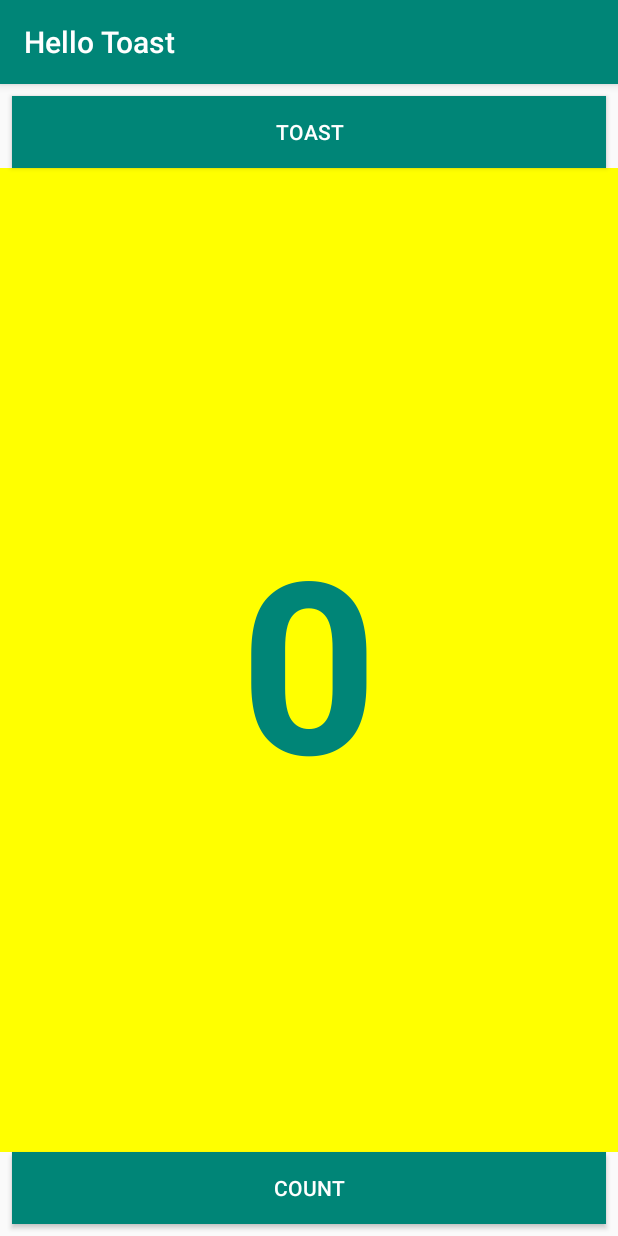
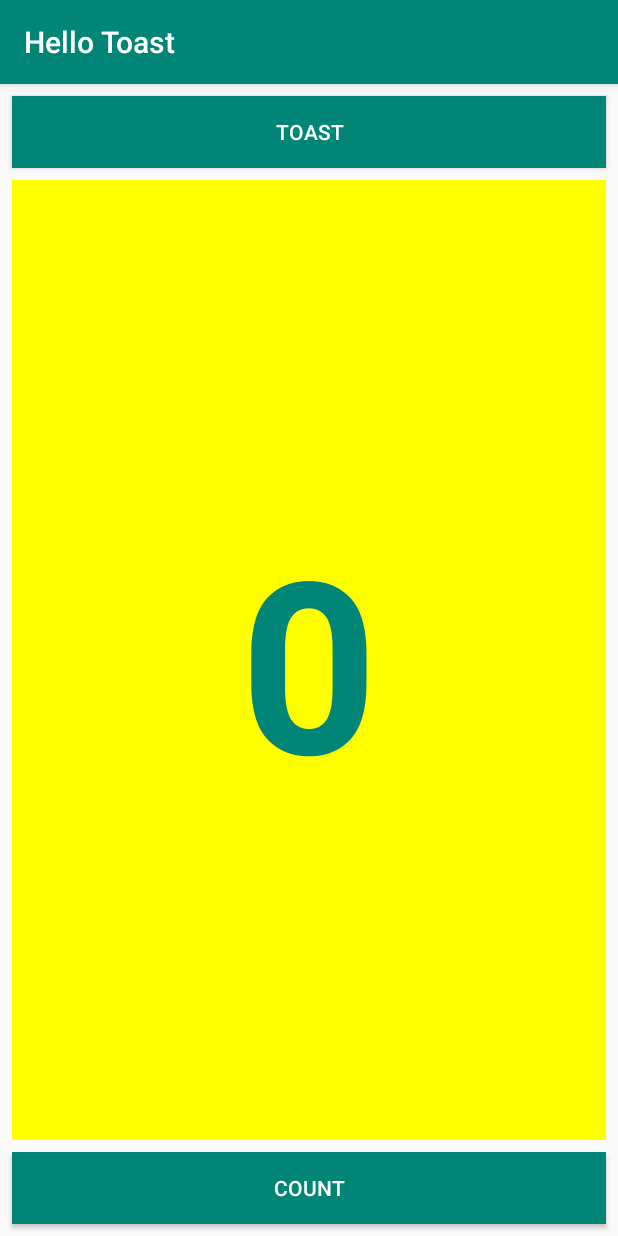
Before and after one commit to yb-ctrlv/android_codelab, an Android app: the screen it shows after launch (MainActivity), on a phone screen of 412 x 824 dp. Run offline under Robolectric (Android 15) with nearby library versions, the phone set to English and light mode, and no system bars.

Commit message:
layout fetch

```diff
--- a/HelloToast/app/src/main/res/layout/activity_main.xml
+++ b/HelloToast/app/src/main/res/layout/activity_main.xml
@@ -10,9 +10,9 @@
         android:id="@+id/button_toast"
         android:layout_width="0dp"
         android:layout_height="wrap_content"
+        android:layout_marginEnd="8dp"
         android:layout_marginStart="8dp"
         android:layout_marginTop="8dp"
-        android:layout_marginEnd="8dp"
         android:background="@color/colorPrimary"
         android:onClick="showToast"
         android:text="@string/button_label_toast"
@@ -25,24 +25,27 @@
         android:id="@+id/button_count"
         android:layout_width="0dp"
         android:layout_height="wrap_content"
+        android:layout_marginBottom="8dp"
+        android:layout_marginEnd="8dp"
         android:layout_marginStart="8dp"
-        android:layout_marginEnd="8dp"
-        android:layout_marginBottom="8dp"
         android:background="@color/colorPrimary"
+        android:onClick="countUp"
         android:text="@string/button_label_count"
         android:textColor="@android:color/white"
         app:layout_constraintBottom_toBottomOf="parent"
         app:layout_constraintEnd_toEndOf="parent"
-        app:layout_constraintStart_toStartOf="parent"
-        android:onClick="countUp"
-        />
+        app:layout_constraintStart_toStartOf="parent" />
 
     <TextView
         android:id="@+id/show_count"
         android:layout_width="0dp"
         android:layout_height="0dp"
+        android:layout_marginBottom="8dp"
+        android:layout_marginEnd="8dp"
+        android:layout_marginStart="8dp"
+        android:layout_marginTop="8dp"
         android:background="#FFFF00"
-        android:gravity="center"
+        android:gravity="center_vertical"
         android:text="@string/count_initial_value"
         android:textAlignment="center"
         android:textColor="@color/colorPrimary"
@@ -50,8 +53,6 @@
         android:textStyle="bold"
         app:layout_constraintBottom_toTopOf="@+id/button_count"
         app:layout_constraintEnd_toEndOf="parent"
-        app:layout_constraintHorizontal_bias="0.0"
         app:layout_constraintStart_toStartOf="parent"
-        app:layout_constraintTop_toBottomOf="@+id/button_toast"
-        app:layout_constraintVertical_bias="0.0" />
+        app:layout_constraintTop_toBottomOf="@+id/button_toast" />
 </androidx.constraintlayout.widget.ConstraintLayout>
```
